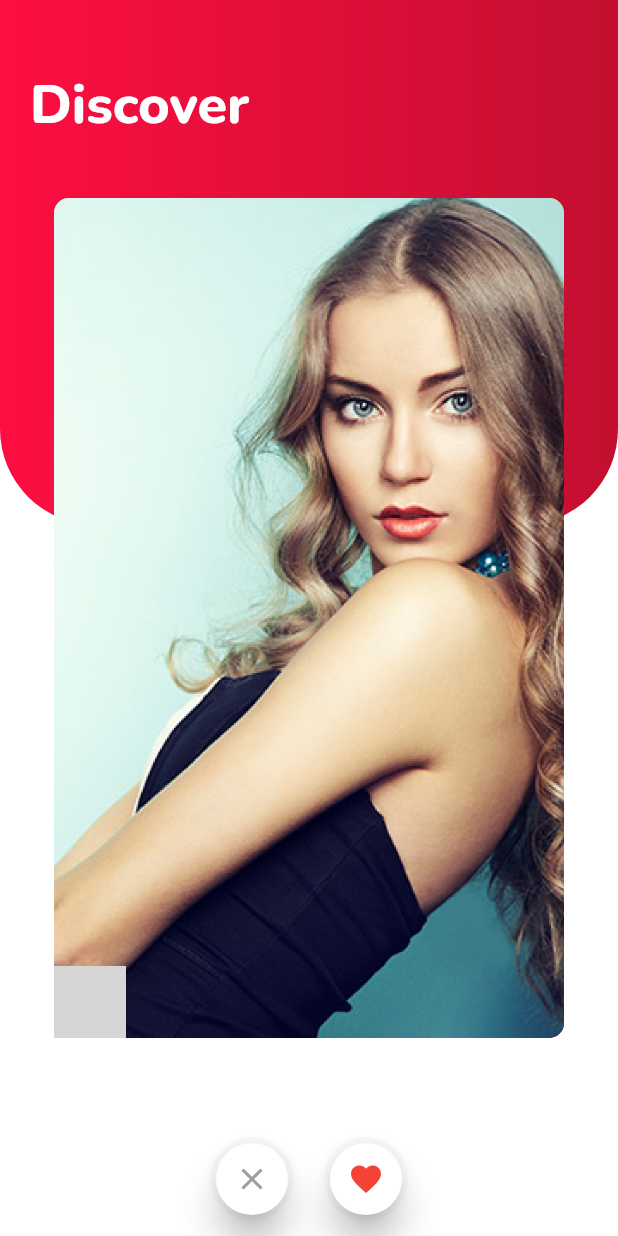
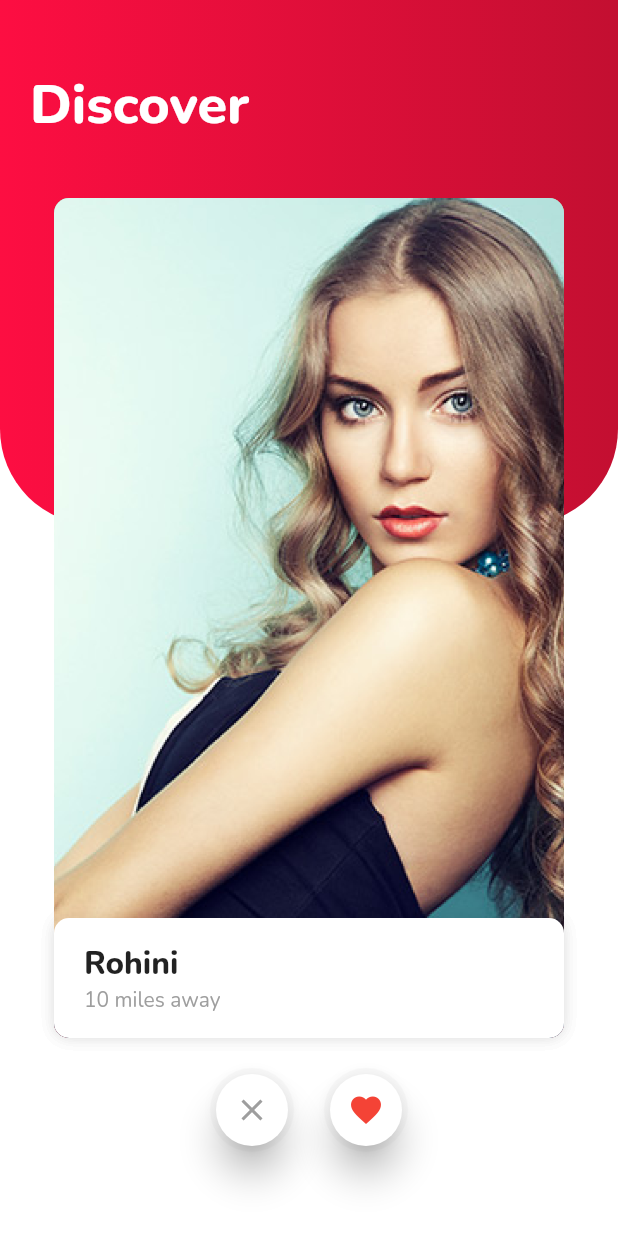
Before and after one commit to shubhamhackz/dating_app, a Flutter app: the screen it shows after launch, after a tap on the "close" icon, after a tap on the "favorite" icon, on a phone screen of 412 x 824 dp. Run offline on Flutter 3.47's test engine with Material 2 defaults, Android fonts, the phone set to English and light mode, and no system bars; grey boxes are pictures that could not be loaded.

Commit message:
final changes

```diff
--- a/lib/main.dart
+++ b/lib/main.dart
@@ -13,7 +13,7 @@
         body: Stack(
           children: const [
             BackgroudCurveWidget(),
-            CardStacksWidget(),
+            CardsStackWidget(),
           ],
         ),
       ),
@@ -81,26 +81,263 @@
   }
 }
 
-class CardStacksWidget extends StatefulWidget {
-  const CardStacksWidget({Key? key}) : super(key: key);
+// class CardsStackWidget extends StatefulWidget {
+//   const CardsStackWidget({Key? key}) : super(key: key);
+
+//   @override
+//   State<CardsStackWidget> createState() => _CardsStackWidgetState();
+// }
+
+// class _CardsStackWidgetState extends State<CardsStackWidget>
+//     with SingleTickerProviderStateMixin {
+//   List<Profile> dragabbleItems = [
+//     const Profile(
+//         name: 'Rohini',
+//         distance: '10 miles away',
+//         imageAsset: 'assets/images/avatar_1.png'),
+//     const Profile(
+//         name: 'Rohini',
+//         distance: '10 miles away',
+//         imageAsset: 'assets/images/avatar_2.png'),
+//     const Profile(
+//         name: 'Rohini',
+//         distance: '10 miles away',
+//         imageAsset: 'assets/images/avatar_3.png'),
+//     const Profile(
+//         name: 'Rohini',
+//         distance: '10 miles away',
+//         imageAsset: 'assets/images/avatar_4.png'),
+//     const Profile(
+//         name: 'Rohini',
+//         distance: '10 miles away',
+//         imageAsset: 'assets/images/avatar_5.png'),
+//   ];
+
+// late final AnimationController _animationController;
+// ValueNotifier<Swipe> swipeNotifier = ValueNotifier(Swipe.none);
+
+// @override
+// void initState() {
+//   super.initState();
+//   _animationController = AnimationController(
+//     duration: const Duration(milliseconds: 500),
+//     vsync: this,
+//   );
+//   _animationController.addStatusListener((status) {
+//     if (status == AnimationStatus.completed) {
+//       dragabbleItems.removeLast();
+//       _animationController.reset();
+
+//       swipeNotifier.value = Swipe.none;
+//     }
+//   });
+// }
+
+//   @override
+//   Widget build(BuildContext context) {
+//     return LayoutBuilder(builder: (context, constraints) {
+//       return Stack(
+//         clipBehavior: Clip.none,
+//         children: [
+//           Container(
+//             alignment: Alignment.center,
+//             child: ClipRRect(
+//     borderRadius: BorderRadius.circular(10),
+//     child: ValueListenableBuilder(
+//       valueListenable: swipeNotifier,
+//       builder: (context, swipe, _) => Stack(
+//         clipBehavior: Clip.none,
+//         alignment: Alignment.center,
+//         children: List.generate(dragabbleItems.length, (index) {
+// if (index == dragabbleItems.length - 1) {
+//   return PositionedTransition(
+//     rect: RelativeRectTween(
+//       begin: RelativeRect.fromSize(
+//           const Rect.fromLTWH(0, 0, 580, 340),
+//           const Size(580, 340)),
+//       end: RelativeRect.fromSize(
+//           Rect.fromLTWH(
+//               swipe != Swipe.none
+//                   ? swipe == Swipe.left
+//                       ? -300
+//                       : 300
+//                   : 0,
+//               0,
+//               580,
+//               340),
+//           const Size(580, 340)),
+//     ).animate(CurvedAnimation(
+//       parent: _animationController,
+//       curve: Curves.easeInOut,
+//     )),
+//     child: RotationTransition(
+//       turns: Tween<double>(
+//               begin: 0,
+//               end: swipe != Swipe.none
+//                   ? swipe == Swipe.left
+//                       ? -0.1 * 0.3
+//                       : 0.1 * 0.3
+//                   : 0.0)
+//           .animate(
+//         CurvedAnimation(
+//           parent: _animationController,
+//           curve: const Interval(0, 0.4,
+//               curve: Curves.easeInOut),
+//         ),
+//       ),
+//       child: Container(
+//         alignment: Alignment.center,
+//         width: constraints.biggest.width,
+//         child: DragWidget(
+//           profile: dragabbleItems[index],
+//           index: index,
+//           swipeNotifier: swipeNotifier,
+//         ),
+//       ),
+//     ),
+//   );
+// } else {
+//   return Container(
+//     alignment: Alignment.center,
+//     width: constraints.biggest.width,
+//     child: DragWidget(
+//       profile: dragabbleItems[index],
+//       index: index,
+//       swipeNotifier: swipeNotifier,
+//     ),
+//   );
+// }
+//         }),
+//       ),
+//     ),
+//   ),
+// ),
+// Positioned(
+//   bottom: 10,
+//   left: 0,
+//   right: 0,
+//   child: Padding(
+//     padding: const EdgeInsets.only(bottom: 46.0),
+//     child: Row(
+//       mainAxisAlignment: MainAxisAlignment.center,
+//       children: [
+//         ActionButtonWidget(
+//           onPressed: () {
+//             swipeNotifier.value = Swipe.left;
+//             _animationController.forward();
+//           },
+//           icon: const Icon(
+//             Icons.close,
+//             color: Colors.grey,
+//           ),
+//         ),
+//         const SizedBox(width: 20),
+//         ActionButtonWidget(
+//           onPressed: () {
+//             swipeNotifier.value = Swipe.right;
+//             _animationController.forward();
+//           },
+//           icon: const Icon(
+//             Icons.favorite,
+//             color: Colors.red,
+//           ),
+//         ),
+//       ],
+//     ),
+//   ),
+// ),
+//           Positioned(
+//             left: 0,
+//             child: DragTarget<int>(
+//               builder: (
+//                 BuildContext context,
+//                 List<dynamic> accepted,
+//                 List<dynamic> rejected,
+//               ) {
+//                 return IgnorePointer(
+//                   child: Container(
+//                     height: 700.0,
+//                     width: 80.0,
+//                     color: Colors.transparent,
+//                   ),
+//                 );
+//               },
+//               onAccept: (int index) {
+//                 setState(() {
+//                   dragabbleItems.removeAt(index);
+//                 });
+//               },
+//             ),
+//           ),
+//           Positioned(
+//             right: 0,
+//             child: DragTarget<int>(
+//               builder: (
+//                 BuildContext context,
+//                 List<dynamic> accepted,
+//                 List<dynamic> rejected,
+//               ) {
+//                 return IgnorePointer(
+//                   child: Container(
+//                     height: 700.0,
+//                     width: 80.0,
+//                     color: Colors.transparent,
+//                   ),
+//                 );
+//               },
+//               onAccept: (int index) {
+//                 setState(() {
+//                   dragabbleItems.removeAt(index);
+//                 });
+//               },
+//             ),
+//           ),
+//         ],
+//       );
+//     });
+//   }
+
+//   @override
+//   void dispose() {
+//     _animationController.dispose();
+//     super.dispose();
+//   }
+// }
+
+class CardsStackWidget extends StatefulWidget {
+  const CardsStackWidget({Key? key}) : super(key: key);
 
   @override
-  State<CardStacksWidget> createState() => _CardStacksWidgetState();
+  State<CardsStackWidget> createState() => _CardsStackWidgetState();
 }
 
-class _CardStacksWidgetState extends State<CardStacksWidget>
+class _CardsStackWidgetState extends State<CardsStackWidget>
     with SingleTickerProviderStateMixin {
-  List<String> dragabbleItems = [
-    'assets/images/avatar_1.png',
-    'assets/images/avatar_2.png',
-    'assets/images/avatar_3.png',
-    'assets/images/avatar_4.png',
-    'assets/images/avatar_5.png',
+  List<Profile> draggableItems = [
+    const Profile(
+        name: 'Rohini',
+        distance: '10 miles away',
+        imageAsset: 'assets/images/avatar_1.png'),
+    const Profile(
+        name: 'Rohini',
+        distance: '10 miles away',
+        imageAsset: 'assets/images/avatar_2.png'),
+    const Profile(
+        name: 'Rohini',
+        distance: '10 miles away',
+        imageAsset: 'assets/images/avatar_3.png'),
+    const Profile(
+        name: 'Rohini',
+        distance: '10 miles away',
+        imageAsset: 'assets/images/avatar_4.png'),
+    const Profile(
+        name: 'Rohini',
+        distance: '10 miles away',
+        imageAsset: 'assets/images/avatar_5.png'),
   ];
 
+  ValueNotifier<Swipe> swipeNotifier = ValueNotifier(Swipe.none);
   late final AnimationController _animationController;
-  // Swipe swipe = Swipe.none;
-  ValueNotifier<Swipe> swipeNotifier = ValueNotifier(Swipe.none);
 
   @override
   void initState() {
@@ -111,7 +348,7 @@
     );
     _animationController.addStatusListener((status) {
       if (status == AnimationStatus.completed) {
-        dragabbleItems.removeLast();
+        draggableItems.removeLast();
         _animationController.reset();
 
         swipeNotifier.value = Swipe.none;
@@ -121,23 +358,18 @@
 
   @override
   Widget build(BuildContext context) {
-    return LayoutBuilder(builder: (context, constraints) {
     return Stack(
       clipBehavior: Clip.none,
       children: [
-          Container(
-            alignment: Alignment.center,
-            // width: constraints.biggest.width,
-            // height: 700,
-            child: ClipRRect(
+        ClipRRect(
           borderRadius: BorderRadius.circular(10),
           child: ValueListenableBuilder(
             valueListenable: swipeNotifier,
             builder: (context, swipe, _) => Stack(
               clipBehavior: Clip.none,
               alignment: Alignment.center,
-                  children: List.generate(dragabbleItems.length, (index) {
-                    if (index == dragabbleItems.length - 1) {
+              children: List.generate(draggableItems.length, (index) {
+                if (index == draggableItems.length - 1) {
                   return PositionedTransition(
                     rect: RelativeRectTween(
                       begin: RelativeRect.fromSize(
@@ -169,37 +401,26 @@
                           .animate(
                         CurvedAnimation(
                           parent: _animationController,
-                              curve: const Interval(0, 0.4,
-                                  curve: Curves.easeInOut),
+                          curve:
+                              const Interval(0, 0.4, curve: Curves.easeInOut),
                         ),
                       ),
-                          child: Container(
-                            alignment: Alignment.center,
-                            width: constraints.biggest.width,
                       child: DragWidget(
-                              asset: dragabbleItems[index],
+                        profile: draggableItems[index],
                         index: index,
-                              width: 340,
                         swipeNotifier: swipeNotifier,
                         isLastCard: true,
                       ),
                     ),
-                        ),
                   );
                 } else {
-                      return Container(
-                        alignment: Alignment.center,
-                        width: constraints.biggest.width,
-                        child: DragWidget(
-                          asset: dragabbleItems[index],
+                  return DragWidget(
+                    profile: draggableItems[index],
                     index: index,
-                          width: 340,
                     swipeNotifier: swipeNotifier,
-                        ),
                   );
                 }
               }),
-                ),
             ),
           ),
         ),
@@ -207,6 +428,8 @@
           bottom: 10,
           left: 0,
           right: 0,
+          child: Padding(
+            padding: const EdgeInsets.only(bottom: 46.0),
             child: Row(
               mainAxisAlignment: MainAxisAlignment.center,
               children: [
@@ -234,6 +457,7 @@
               ],
             ),
           ),
+        ),
         Positioned(
           left: 0,
           child: DragTarget<int>(
@@ -252,7 +476,7 @@
             },
             onAccept: (int index) {
               setState(() {
-                  dragabbleItems.removeAt(index);
+                draggableItems.removeAt(index);
               });
             },
           ),
@@ -275,20 +499,13 @@
             },
             onAccept: (int index) {
               setState(() {
-                  dragabbleItems.removeAt(index);
+                draggableItems.removeAt(index);
               });
             },
           ),
         ),
       ],
     );
-    });
-  }
-
-  @override
-  void dispose() {
-    _animationController.dispose();
-    super.dispose();
   }
 }
 
@@ -330,15 +547,13 @@
 class DragWidget extends StatefulWidget {
   const DragWidget({
     Key? key,
-    required this.asset,
+    required this.profile,
     required this.index,
-    required this.width,
     required this.swipeNotifier,
     this.isLastCard = false,
   }) : super(key: key);
-  final String asset;
+  final Profile profile;
   final int index;
-  final double width;
   final ValueNotifier<Swipe> swipeNotifier;
   final bool isLastCard;
 
@@ -346,50 +561,29 @@
   State<DragWidget> createState() => _DragWidgetState();
 }
 
-class _DragWidgetState extends State<DragWidget>
-    with SingleTickerProviderStateMixin {
-  // Swipe swipe = Swipe.none;
-  late ValueNotifier<Swipe> swipeNotifier;
-  late AnimationController _controller;
-
-  @override
-  void initState() {
-    super.initState();
-    swipeNotifier = widget.swipeNotifier;
-    _controller = AnimationController(
-      duration: const Duration(milliseconds: 250),
-      vsync: this,
-    );
-    _controller.forward();
-  }
-
+class _DragWidgetState extends State<DragWidget> {
   @override
   Widget build(BuildContext context) {
-    return Draggable<int>(
+    return Center(
+      child: Draggable<int>(
         // Data is the value this Draggable stores.
         data: widget.index,
         feedback: Material(
           color: Colors.transparent,
           child: ValueListenableBuilder(
-            valueListenable: swipeNotifier,
+            valueListenable: widget.swipeNotifier,
             builder: (context, swipe, _) {
               return RotationTransition(
-                turns: Tween(
-                  begin: 0.0,
-                  end: swipe != Swipe.none
-                      ? swipe == Swipe.left
-                          ? -0.1 * 0.3
-                          : 0.1 * 0.3
-                      : 0.0,
-                ).animate(_controller),
+                turns: widget.swipeNotifier.value != Swipe.none
+                    ? widget.swipeNotifier.value == Swipe.left
+                        ? const AlwaysStoppedAnimation(-15 / 360)
+                        : const AlwaysStoppedAnimation(15 / 360)
+                    : const AlwaysStoppedAnimation(0),
                 child: Stack(
                   children: [
-                    SwipeCard(
-                      asset: widget.asset,
-                      width: widget.width,
-                    ),
-                    swipe != Swipe.none && widget.isLastCard
-                        ? swipe == Swipe.right
+                    ProfileCard(profile: widget.profile),
+                    widget.swipeNotifier.value != Swipe.none
+                        ? widget.swipeNotifier.value == Swipe.right
                             ? Positioned(
                                 top: 40,
                                 left: 20,
@@ -416,37 +610,37 @@
                   ],
                 ),
               );
-            }),
+            },
+          ),
         ),
         onDragUpdate: (DragUpdateDetails dragUpdateDetails) {
           if (dragUpdateDetails.delta.dx > 0 &&
               dragUpdateDetails.globalPosition.dx >
                   MediaQuery.of(context).size.width / 2) {
-          swipeNotifier.value = Swipe.right;
+            widget.swipeNotifier.value = Swipe.right;
           }
           if (dragUpdateDetails.delta.dx < 0 &&
               dragUpdateDetails.globalPosition.dx <
                   MediaQuery.of(context).size.width / 2) {
-          swipeNotifier.value = Swipe.left;
+            widget.swipeNotifier.value = Swipe.left;
           }
         },
         onDragEnd: (drag) {
-        swipeNotifier.value = Swipe.none;
+          widget.swipeNotifier.value = Swipe.none;
         },
 
         childWhenDragging: Container(
           color: Colors.transparent,
         ),
 
+        //This will be visible when we press action button
         child: ValueListenableBuilder(
-          valueListenable: swipeNotifier,
+            valueListenable: widget.swipeNotifier,
             builder: (BuildContext context, Swipe swipe, Widget? child) {
               return Stack(
                 children: [
-                SwipeCard(
-                  asset: widget.asset,
-                  width: widget.width,
-                ),
+                  ProfileCard(profile: widget.profile),
+                  // heck if this is the last card and Swipe is not equal to Swipe.none
                   swipe != Swipe.none && widget.isLastCard
                       ? swipe == Swipe.right
                           ? Positioned(
@@ -475,21 +669,31 @@
                 ],
               );
             }),
+      ),
     );
   }
 }
 
-class SwipeCard extends StatelessWidget {
-  const SwipeCard({Key? key, required this.asset, required this.width})
-      : super(key: key);
-  final String asset;
-  final double width;
+class Profile {
+  const Profile({
+    required this.name,
+    required this.distance,
+    required this.imageAsset,
+  });
+  final String name;
+  final String distance;
+  final String imageAsset;
+}
+
+class ProfileCard extends StatelessWidget {
+  const ProfileCard({Key? key, required this.profile}) : super(key: key);
+  final Profile profile;
 
   @override
   Widget build(BuildContext context) {
     return Container(
       height: 580,
-      width: width,
+      width: 340,
       padding: const EdgeInsets.symmetric(vertical: 10),
       child: Stack(
         children: [
@@ -497,7 +701,7 @@
             child: ClipRRect(
               borderRadius: BorderRadius.circular(10),
               child: Image.asset(
-                asset,
+                profile.imageAsset,
                 fit: BoxFit.fitHeight,
               ),
             ),
@@ -506,7 +710,7 @@
             bottom: 0,
             child: Container(
               height: 80,
-              width: width,
+              width: 340,
               decoration: ShapeDecoration(
                 color: Colors.white,
                 shape: RoundedRectangleBorder(
@@ -521,32 +725,30 @@
               ),
               child: Padding(
                 padding: const EdgeInsets.only(left: 20),
-                child:Column(
+                child: Column(
                   crossAxisAlignment: CrossAxisAlignment.start,
                   mainAxisAlignment: MainAxisAlignment.center,
                   children: [
-                  const Text(
-                    'Rohini',
-                    style: TextStyle(
+                    Text(
+                      profile.name,
+                      style: const TextStyle(
                         fontFamily: 'Nunito',
                         fontWeight: FontWeight.w800,
                         fontSize: 21,
                       ),
                     ),
-                  Row(
-                    children: const [
                     Text(
-                        '10 miles away',
-                        style: TextStyle(
+                      profile.distance,
+                      style: const TextStyle(
                         fontFamily: 'Nunito',
                         fontWeight: FontWeight.w400,
-                            fontSize: 14),
+                        fontSize: 14,
+                        color: Colors.grey,
+                      ),
                     ),
                   ],
                 ),
-                ],
               ),
-              ),,
             ),
           ),
         ],
```
Lines whose indentation alone changed are shown as unchanged.
